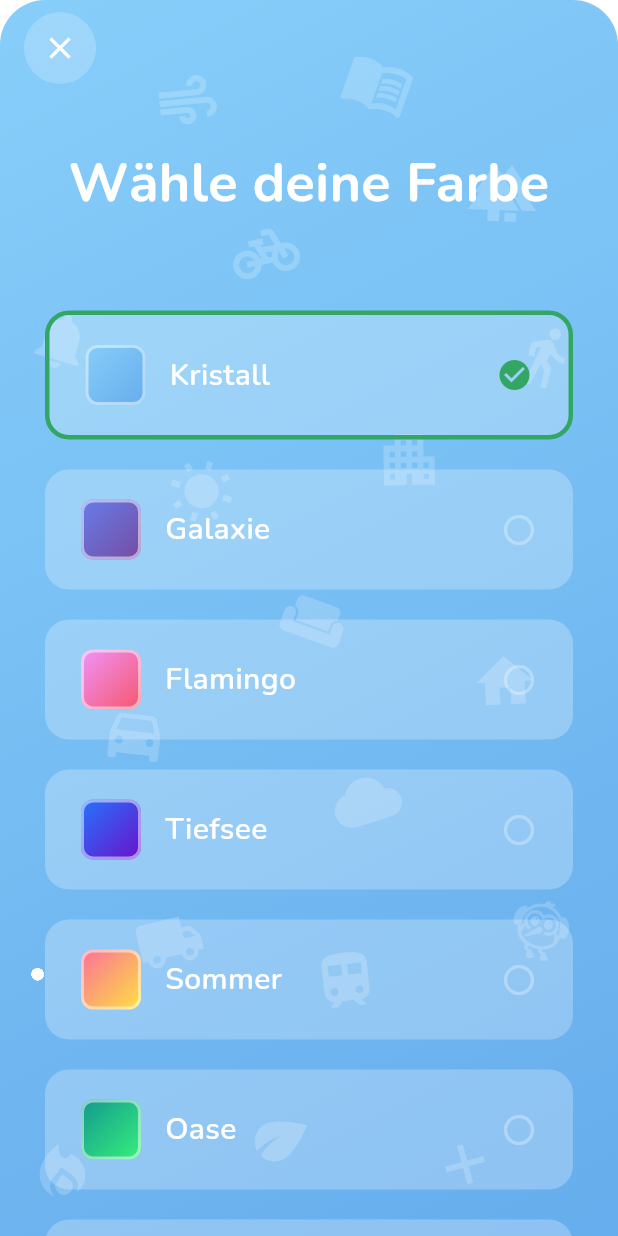
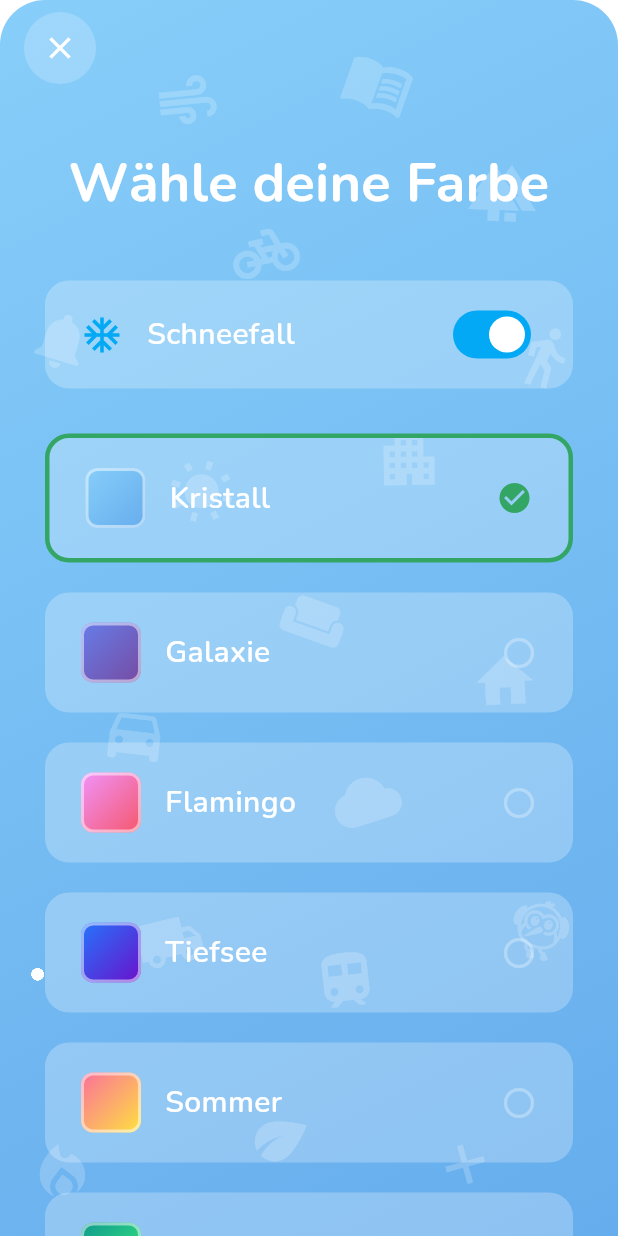
Before and after one commit to Revisor01/GuckMalBingoFlutter, a Flutter app: the ThemeSelectionView screen opened directly with empty values, on a phone screen of 412 x 824 dp. Run offline on Flutter 3.47's test engine with Material 3 defaults, Android fonts, the phone set to English and light mode, and no system bars; our stand-ins replace audioplayers, google_fonts, package_info_plus, shared_preferences; accounts and stored records are empty.

Commit message:
v1.1.0+7: Bug fixes & UX improvements
- Fix: Parental gate dialog now scrolls with keyboard
- Fix: Sound mute immediately stops playing audio
- Fix: Sound state persists between game sessions
- Move: Snowfall toggle now at top of theme selection
- Improve: Christmas theme colors (midnight blue + burgundy)

```diff
--- a/lib/models/background_theme.dart
+++ b/lib/models/background_theme.dart
@@ -84,11 +84,11 @@ enum BackgroundTheme {
       case BackgroundTheme.christmas:
         return LinearGradient(
           colors: [
-            _hexToColor('#1a472a'), // Dunkles Tannengrün
-            _hexToColor('#8B0000'), // Dunkelrot
-            _hexToColor('#5c0000'), // Tiefes Rot
+            _hexToColor('#0d1b2a'), // Tiefes Mitternachtsblau
+            _hexToColor('#1b263b'), // Dunkles Nachtblau
+            _hexToColor('#722f37'), // Elegantes Burgundy
           ],
-          stops: const [0.0, 0.45, 1.0], // Bisschen mehr Grün
+          stops: const [0.0, 0.4, 1.0],
           begin: Alignment.topCenter,
           end: Alignment.bottomCenter,
         );
@@ -161,11 +161,11 @@ enum BackgroundTheme {
       case BackgroundTheme.christmas:
         return const LinearGradient(
           colors: [
-            Color.fromRGBO(13, 45, 26, 1.0), // Sehr dunkles Grün
-            Color.fromRGBO(23, 56, 40, 1.0), // Dunkles Grün
-            Color.fromRGBO(70, 0, 0, 1.0), // Sehr dunkles Rot
+            Color.fromRGBO(8, 15, 25, 1.0), // Sehr dunkles Mitternachtsblau
+            Color.fromRGBO(15, 22, 35, 1.0), // Dunkles Nachtblau
+            Color.fromRGBO(60, 25, 30, 1.0), // Dunkles Burgundy
           ],
-          stops: [0.0, 0.5, 1.0],
+          stops: [0.0, 0.4, 1.0],
           begin: Alignment.topCenter,
           end: Alignment.bottomCenter,
         );
--- a/lib/viewmodels/bingo_game_viewmodel.dart
+++ b/lib/viewmodels/bingo_game_viewmodel.dart
@@ -77,6 +77,8 @@ class BingoGameViewModel extends ChangeNotifier {
 
   BingoGameViewModel({required this.config}) {
     _audioPlayer = GameAudioPlayer();
+    // Übernehme Sound-State vom Singleton (persistiert über Spiele hinweg)
+    soundEnabled = _audioPlayer.soundEnabled;
 
     // Generate board immediately for faster loading
     final totalCells = config.gridSize * config.gridSize;
@@ -119,6 +121,10 @@ class BingoGameViewModel extends ChangeNotifier {
   void toggleSound() {
     soundEnabled = !soundEnabled;
     _audioPlayer.soundEnabled = soundEnabled;
+    // Stoppe laufenden Sound sofort wenn gemutet
+    if (!soundEnabled) {
+      _audioPlayer.stop();
+    }
     notifyListeners();
   }
 
--- a/lib/views/bingo_game_view.dart
+++ b/lib/views/bingo_game_view.dart
@@ -669,11 +669,11 @@ class VictoryDialogView extends StatelessWidget {
 
   @override
   Widget build(BuildContext context) {
-    // Weihnachts-Special: Rotes Theme im Dezember
+    // Weihnachts-Special: Elegantes Burgundy-Theme im Dezember
     final isChristmas = isChristmasSeason();
-    final bgColor = isChristmas ? const Color(0xFFB22222) : AppColors.successGreen; // Dunkelrot für Weihnachten
+    final bgColor = isChristmas ? const Color(0xFF722F37) : AppColors.successGreen; // Elegantes Burgundy
     final iconData = isChristmas ? Icons.park : Icons.emoji_events; // Weihnachtsbaum statt Trophy
-    final iconColor = isChristmas ? const Color(0xFF228B22) : Colors.yellow; // Grüner Baum
+    final iconColor = isChristmas ? const Color(0xFFFFD700) : Colors.yellow; // Gold für Weihnachtsbaum
 
     return Container(
       color: Colors.black.withValues(alpha: 0.4),
--- a/lib/views/theme_selection_view.dart
+++ b/lib/views/theme_selection_view.dart
@@ -108,27 +108,9 @@ class _ThemeSelectionViewState extends State<ThemeSelectionView> {
                       ),
                     ),
 
-                    const SizedBox(height: 60),
+                    const SizedBox(height: 40),
 
-                    // Theme Buttons (Christmas nur in Weihnachtszeit)
-                    Padding(
-                      padding: const EdgeInsets.symmetric(horizontal: 30),
-                      child: Column(
-                        children: BackgroundTheme.values
-                            .where((theme) => theme != BackgroundTheme.christmas || isChristmasSeason())
-                            .map((theme) => Padding(
-                                  padding: const EdgeInsets.only(bottom: 20),
-                                  child: ThemeButton(
-                                    theme: theme,
-                                    isSelected: _currentTheme == theme,
-                                    onTap: () => _selectTheme(theme),
-                                  ),
-                                ))
-                            .toList(),
-                      ),
-                    ),
-
-                    // Schneefall-Toggle (nur in der Weihnachtszeit)
+                    // Schneefall-Toggle (nur in der Weihnachtszeit) - OBEN
                     if (isChristmasSeason()) ...[
                       Padding(
                         padding: const EdgeInsets.symmetric(horizontal: 30),
@@ -167,9 +149,28 @@ class _ThemeSelectionViewState extends State<ThemeSelectionView> {
                           ),
                         ),
                       ),
+                      const SizedBox(height: 30),
                     ],
 
-                    const SizedBox(height: 60),
+                    // Theme Buttons (Christmas nur in Weihnachtszeit)
+                    Padding(
+                      padding: const EdgeInsets.symmetric(horizontal: 30),
+                      child: Column(
+                        children: BackgroundTheme.values
+                            .where((theme) => theme != BackgroundTheme.christmas || isChristmasSeason())
+                            .map((theme) => Padding(
+                                  padding: const EdgeInsets.only(bottom: 20),
+                                  child: ThemeButton(
+                                    theme: theme,
+                                    isSelected: _currentTheme == theme,
+                                    onTap: () => _selectTheme(theme),
+                                  ),
+                                ))
+                            .toList(),
+                      ),
+                    ),
+
+                    const SizedBox(height: 40),
                   ],
                 ),
               ),
--- a/pubspec.yaml
+++ b/pubspec.yaml
@@ -1,7 +1,7 @@
 name: guck_mal_bingo
 description: Guck mal! - Reise Bingo App für iOS und Android
 publish_to: 'none'
-version: 1.1.0+6
+version: 1.1.0+7
 
 environment:
   sdk: '>=3.0.0 <4.0.0'
```
Also changed, not shown: lib/views/parental_gate_view.dart (+7 -2 lines).
